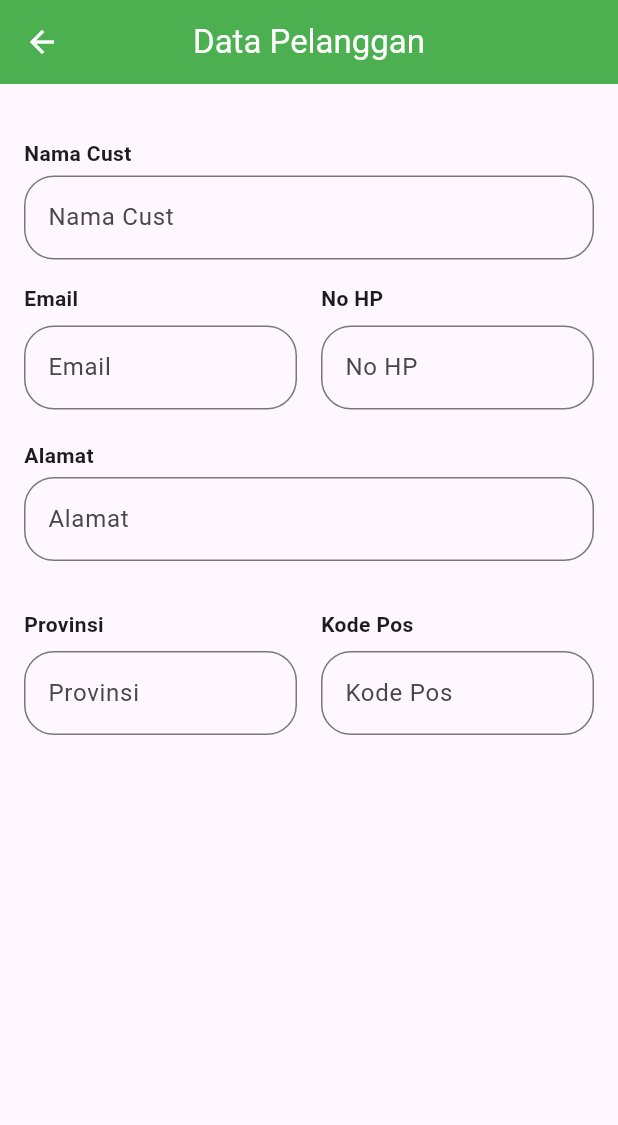
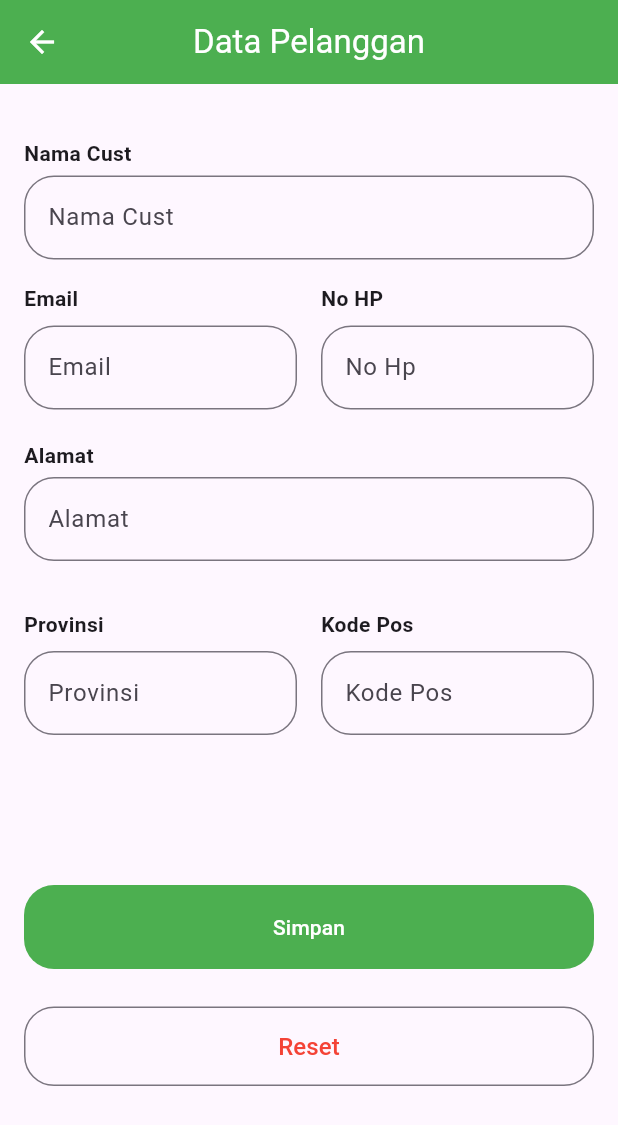
Before and after one commit to nadiacahyadewi/20220140001_UCP1Flutter, a Flutter app: the PelangganPage screen opened directly, on a phone screen of 412 x 824 dp. Shown: the top 1125 px of the screen. Run offline on Flutter 3.47's test engine with Material 3 defaults, Android fonts, the phone set to English and light mode, and no system bars.

Commit message:
menambah button simpan dan reset

```diff
--- a/lib/pelanggan_page.dart
+++ b/lib/pelanggan_page.dart
@@ -1,4 +1,5 @@
 import 'package:flutter/material.dart';
+import 'package:ucp1/detailpelanggan_page.dart';
 
 class PelangganPage extends StatefulWidget {
   const PelangganPage({super.key});
@@ -8,6 +9,7 @@ class PelangganPage extends StatefulWidget {
 }
 
 class _PelangganPageState extends State<PelangganPage> {
+  final _formKey = GlobalKey<FormState>();
   final TextEditingController namacustController = TextEditingController();
   final TextEditingController emailcustController = TextEditingController();
   final TextEditingController noHPcustController = TextEditingController();
@@ -118,14 +120,14 @@ class _PelangganPageState extends State<PelangganPage> {
                             border: OutlineInputBorder(
                               borderRadius: BorderRadius.circular(20),
                             ),
-                            hintText: "No HP",
+                            hintText: "No Hp",
                           ),
                           validator: (value) {
                             if (value == null || value.isEmpty) {
-                              return 'No HP tidak boleh kosong';
+                              return 'No Hp tidak boleh kosong';
                             }
                             if (!RegExp(r'^[0-9]+$').hasMatch(value)) {
-                              return 'No HP hanya boleh berisi angka';
+                              return 'No Hp hanya boleh berisi angka';
                             }
                             return null;
                           },
@@ -217,7 +219,7 @@ class _PelangganPageState extends State<PelangganPage> {
                         ),
                         const SizedBox(height: 8),
                         TextFormField(
-                          controller: alamatcustController,
+                          controller: kodeposcustController,
                           decoration: InputDecoration(
                             border: OutlineInputBorder(
                               borderRadius: BorderRadius.circular(20),
@@ -236,6 +238,62 @@ class _PelangganPageState extends State<PelangganPage> {
                   ),
                 ],
               ),
+
+              SizedBox(height: 100),
+              SizedBox(
+                width: 1000,
+                height: 56,
+                child: FilledButton(
+                  onPressed: () {
+                    if (_formKey.currentState!.validate()) {
+                      Navigator.pushReplacement(
+                        context,
+                        MaterialPageRoute(
+                          builder: (context) => DetailpelangganPage(),
+                        ),
+                      );
+                    }
+                  },
+                  style: FilledButton.styleFrom(
+                    backgroundColor: Colors.green,
+                    shape: RoundedRectangleBorder(
+                      borderRadius: BorderRadius.circular(20),
+                    ),
+                  ),
+                  child: Text('Simpan'),
+                ),
+              ),
+              SizedBox(height: 25),
+              SizedBox(
+                width: 1000,
+                height: 53,
+                child: OutlinedButton(
+                  onPressed: () {
+
+                    namacustController.clear();
+                    emailcustController.clear();
+                    noHPcustController.clear();
+                    alamatcustController.clear();
+                    provinsicustController.clear();
+                    kodeposcustController.clear();
+                    _formKey.currentState
+                        ?.reset();
+                  },
+
+                  style: OutlinedButton.styleFrom(
+
+                    shape: RoundedRectangleBorder(
+                      borderRadius: BorderRadius.circular(20),
+                    ),
+                  ),
+
+                  child: const Text(
+                    'Reset',
+                    style: TextStyle(color: Colors.red, fontSize: 16,),
+
+                  ),
+                ),
+              ),
             ],
           ),
         ),
```
